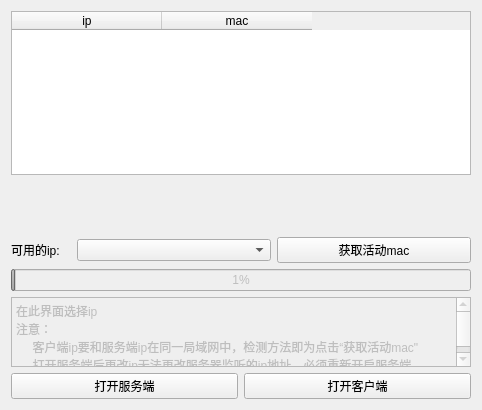
Qt form selectip.ui (VictorySong/ls) before a commit.
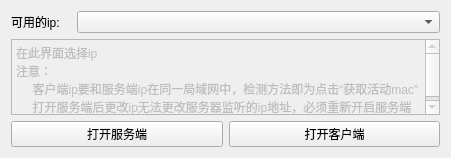
The same form after that commit.

Patch:
```diff
--- a/selectip.ui
+++ b/selectip.ui
@@ -6,8 +6,8 @@
    <rect>
     <x>0</x>
     <y>0</y>
-    <width>482</width>
-    <height>410</height>
+    <width>451</width>
+    <height>157</height>
    </rect>
   </property>
   <property name="windowTitle">
@@ -16,42 +16,6 @@
   <layout class="QGridLayout" name="gridLayout">
    <item row="0" column="0">
     <layout class="QVBoxLayout" name="verticalLayout">
-     <item>
-      <widget class="QTableWidget" name="tableWidget">
-       <attribute name="horizontalHeaderDefaultSectionSize">
-        <number>150</number>
-       </attribute>
-       <column>
-        <property name="text">
-         <string>ip</string>
-        </property>
-       </column>
-       <column>
-        <property name="text">
-         <string>mac</string>
-        </property>
-       </column>
-      </widget>
-     </item>
-     <item>
-      <widget class="QLabel" name="dev_tip">
-       <property name="sizePolicy">
-        <sizepolicy hsizetype="Preferred" vsizetype="Minimum">
-         <horstretch>0</horstretch>
-         <verstretch>0</verstretch>
-        </sizepolicy>
-       </property>
-       <property name="minimumSize">
-        <size>
-         <width>0</width>
-         <height>50</height>
-        </size>
-       </property>
-       <property name="text">
-        <string/>
-       </property>
-      </widget>
-     </item>
      <item>
       <layout class="QHBoxLayout" name="horizontalLayout">
        <item>
@@ -89,36 +53,25 @@
          </property>
         </widget>
        </item>
-       <item>
-        <widget class="QPushButton" name="pushButton">
-         <property name="text">
-          <string>获取活动mac</string>
-         </property>
-        </widget>
-       </item>
       </layout>
      </item>
-     <item>
-      <widget class="QProgressBar" name="progressBar">
-       <property name="enabled">
-        <bool>false</bool>
-       </property>
-       <property name="value">
-        <number>1</number>
-       </property>
-      </widget>
-     </item>
      <item>
       <widget class="QTextEdit" name="textEdit">
        <property name="enabled">
         <bool>false</bool>
        </property>
        <property name="sizePolicy">
-        <sizepolicy hsizetype="Expanding" vsizetype="Maximum">
+        <sizepolicy hsizetype="Expanding" vsizetype="Minimum">
          <horstretch>0</horstretch>
          <verstretch>0</verstretch>
         </sizepolicy>
        </property>
+       <property name="minimumSize">
+        <size>
+         <width>0</width>
+         <height>76</height>
+        </size>
+       </property>
        <property name="maximumSize">
         <size>
          <width>16777215</width>
```
